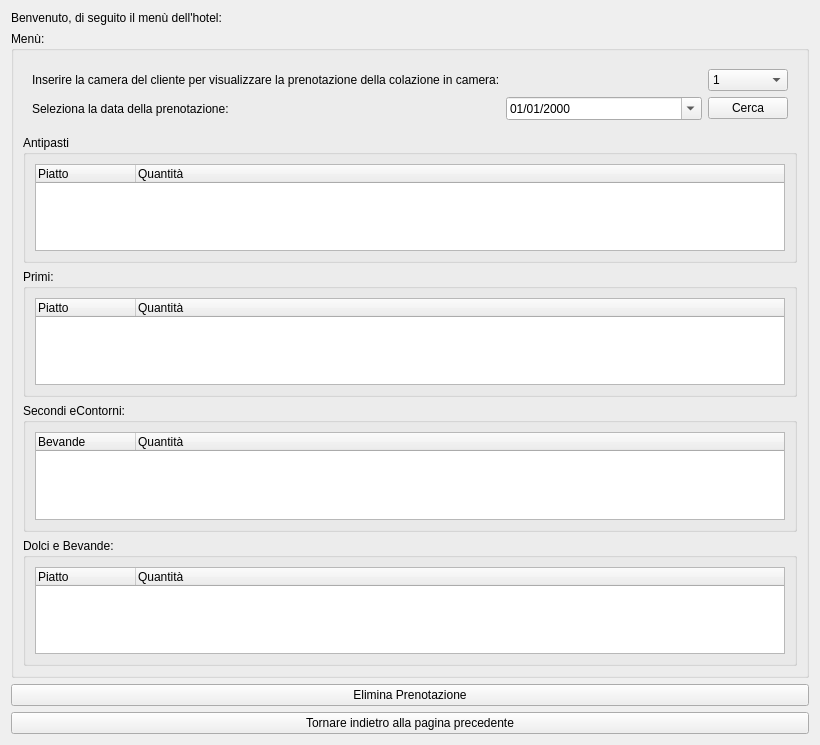
Above: ui/VisualizzaSceltaPastiPranzo.ui from mdoraz/Hotel before the change. Below: the same form after it.
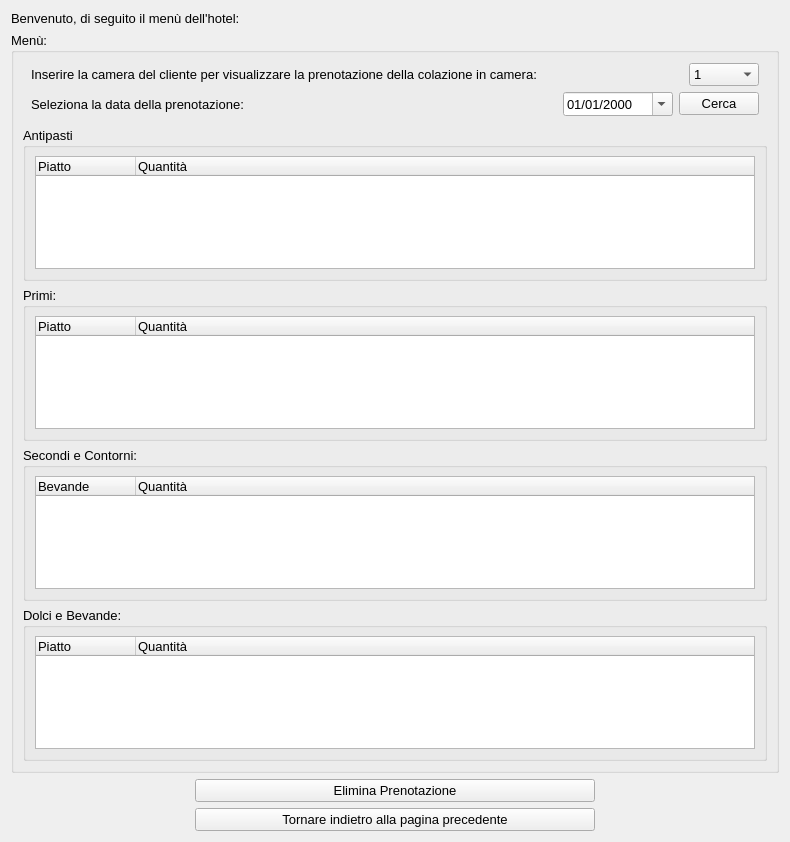
That is the form after the change.

```diff
--- a/ui/VisualizzaSceltaPastiPranzo.ui
+++ b/ui/VisualizzaSceltaPastiPranzo.ui
@@ -6,10 +6,22 @@
    <rect>
     <x>0</x>
     <y>0</y>
-    <width>820</width>
-    <height>745</height>
+    <width>790</width>
+    <height>842</height>
    </rect>
   </property>
+  <property name="minimumSize">
+   <size>
+    <width>790</width>
+    <height>820</height>
+   </size>
+  </property>
+  <property name="font">
+   <font>
+    <family>Arial</family>
+    <pointsize>10</pointsize>
+   </font>
+  </property>
   <property name="windowTitle">
    <string>Struttura Alberghiera</string>
   </property>
@@ -27,11 +39,60 @@
       <string>Menù:</string>
      </property>
      <layout class="QVBoxLayout" name="verticalLayout_14">
+      <property name="topMargin">
+       <number>5</number>
+      </property>
       <item>
        <widget class="QWidget" name="widgetColazioneInCamera" native="true">
-        <layout class="QGridLayout" name="gridLayout_4">
-         <item row="0" column="3">
+        <layout class="QVBoxLayout" name="verticalLayout_2">
+         <property name="leftMargin">
+          <number>8</number>
+         </property>
+         <property name="topMargin">
+          <number>5</number>
+         </property>
+         <property name="rightMargin">
+          <number>8</number>
+         </property>
+         <property name="bottomMargin">
+          <number>5</number>
+         </property>
+         <item>
+          <widget class="QWidget" name="widgetDataCerca" native="true">
+           <property name="sizePolicy">
+            <sizepolicy hsizetype="Preferred" vsizetype="Preferred">
+             <horstretch>0</horstretch>
+             <verstretch>0</verstretch>
+            </sizepolicy>
+           </property>
+           <layout class="QHBoxLayout" name="horizontalLayout">
+            <property name="leftMargin">
+             <number>0</number>
+            </property>
+            <property name="topMargin">
+             <number>0</number>
+            </property>
+            <property name="rightMargin">
+             <number>0</number>
+            </property>
+            <property name="bottomMargin">
+             <number>0</number>
+            </property>
+            <item>
+             <widget class="QLabel" name="labelInserimentoCamera">
+              <property name="text">
+               <string>Inserire la camera del cliente per visualizzare la prenotazione della colazione in camera:</string>
+              </property>
+             </widget>
+            </item>
+            <item>
           <widget class="QComboBox" name="comboboxPranzo">
+              <property name="maximumSize">
+               <size>
+                <width>70</width>
+                <height>16777215</height>
+               </size>
+              </property>
            <property name="maxVisibleItems">
             <number>20</number>
            </property>
@@ -217,22 +278,39 @@
            </item>
           </widget>
          </item>
-         <item row="0" column="0">
-          <widget class="QLabel" name="labelInserimentoCamera">
-           <property name="text">
-            <string>Inserire la camera del cliente per visualizzare la prenotazione della colazione in camera:</string>
-           </property>
+           </layout>
           </widget>
          </item>
-         <item row="1" column="3">
-          <widget class="QPushButton" name="btnCerca">
+         <item>
+          <widget class="QWidget" name="widgetNumeroCamera" native="true">
+           <property name="sizePolicy">
+            <sizepolicy hsizetype="Preferred" vsizetype="Preferred">
+             <horstretch>0</horstretch>
+             <verstretch>0</verstretch>
+            </sizepolicy>
+           </property>
+           <layout class="QHBoxLayout" name="horizontalLayout_2">
+            <property name="leftMargin">
+             <number>0</number>
+            </property>
+            <property name="topMargin">
+             <number>0</number>
+            </property>
+            <property name="rightMargin">
+             <number>0</number>
+            </property>
+            <property name="bottomMargin">
+             <number>0</number>
+            </property>
+            <item>
+             <widget class="QLabel" name="label">
            <property name="text">
-            <string>Cerca</string>
+               <string>Seleziona la data della prenotazione:</string>
            </property>
           </widget>
          </item>
-         <item row="0" column="1">
-          <spacer name="horizontalSpacer_2">
+            <item>
+             <spacer name="horizontalSpacer">
            <property name="orientation">
             <enum>Qt::Horizontal</enum>
            </property>
@@ -244,8 +322,14 @@
            </property>
           </spacer>
          </item>
-         <item row="1" column="1">
+            <item>
           <widget class="QDateEdit" name="dateEditPranzo">
+              <property name="minimumSize">
+               <size>
+                <width>110</width>
+                <height>0</height>
+               </size>
+              </property>
            <property name="displayFormat">
             <string>dd/MM/yyyy</string>
            </property>
@@ -254,11 +338,14 @@
            </property>
           </widget>
          </item>
-         <item row="1" column="0">
-          <widget class="QLabel" name="label">
+            <item>
+             <widget class="QPushButton" name="btnCerca">
            <property name="text">
-            <string>Seleziona la data della prenotazione:</string>
-           </property>
+               <string>Cerca</string>
+              </property>
+             </widget>
+            </item>
+           </layout>
           </widget>
          </item>
         </layout>
@@ -270,6 +357,18 @@
          <string>Antipasti</string>
         </property>
         <layout class="QGridLayout" name="gridLayout">
+         <property name="leftMargin">
+          <number>9</number>
+         </property>
+         <property name="topMargin">
+          <number>8</number>
+         </property>
+         <property name="rightMargin">
+          <number>9</number>
+         </property>
+         <property name="bottomMargin">
+          <number>9</number>
+         </property>
          <item row="0" column="0">
           <widget class="QTreeWidget" name="treewidgetAntipasti">
            <property name="selectionMode">
@@ -296,6 +395,18 @@
          <string>Primi:</string>
         </property>
         <layout class="QGridLayout" name="gridLayout_2">
+         <property name="leftMargin">
+          <number>9</number>
+         </property>
+         <property name="topMargin">
+          <number>8</number>
+         </property>
+         <property name="rightMargin">
+          <number>9</number>
+         </property>
+         <property name="bottomMargin">
+          <number>9</number>
+         </property>
          <item row="0" column="0">
           <widget class="QTreeWidget" name="treewidgetPrimi">
            <property name="selectionMode">
@@ -319,9 +430,21 @@
       <item>
        <widget class="QGroupBox" name="groupboxGestioneCucinaBevandeCamerieri">
         <property name="title">
-         <string>Secondi eContorni:</string>
+         <string>Secondi e Contorni:</string>
         </property>
         <layout class="QGridLayout" name="gridLayout_3">
+         <property name="leftMargin">
+          <number>9</number>
+         </property>
+         <property name="topMargin">
+          <number>8</number>
+         </property>
+         <property name="rightMargin">
+          <number>9</number>
+         </property>
+         <property name="bottomMargin">
+          <number>9</number>
+         </property>
          <item row="0" column="0">
           <widget class="QTreeWidget" name="treewidgetSecondiContorni">
            <property name="selectionMode">
@@ -348,6 +471,18 @@
          <string>Dolci e Bevande:</string>
         </property>
         <layout class="QGridLayout" name="gridLayout_5">
+         <property name="leftMargin">
+          <number>9</number>
+         </property>
+         <property name="topMargin">
+          <number>8</number>
+         </property>
+         <property name="rightMargin">
+          <number>9</number>
+         </property>
+         <property name="bottomMargin">
+          <number>9</number>
+         </property>
          <item row="0" column="0">
           <widget class="QTreeWidget" name="treewidgetDolciBevande">
            <property name="selectionMode">
@@ -371,15 +506,27 @@
      </layout>
     </widget>
    </item>
-   <item>
+   <item alignment="Qt::AlignHCenter">
     <widget class="QPushButton" name="btnElimina">
+     <property name="minimumSize">
+      <size>
+       <width>400</width>
+       <height>0</height>
+      </size>
+     </property>
      <property name="text">
       <string>Elimina Prenotazione</string>
      </property>
     </widget>
    </item>
-   <item>
+   <item alignment="Qt::AlignHCenter">
     <widget class="QPushButton" name="btnTornarePaginaPrecedente">
+     <property name="minimumSize">
+      <size>
+       <width>400</width>
+       <height>0</height>
+      </size>
+     </property>
      <property name="text">
       <string>Tornare indietro alla pagina precedente</string>
      </property>
```
Left out of the diff: 16 changed lines with no effect on the pictures. Lines whose indentation alone changed are shown as unchanged.
